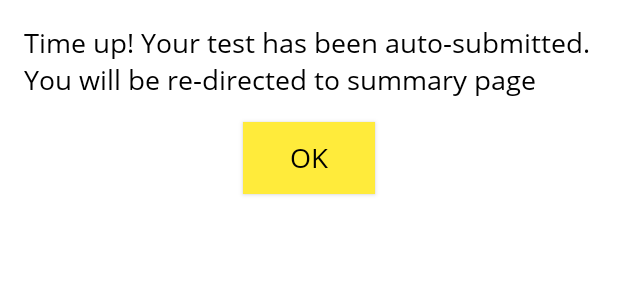
After one commit to rubenquadros/Android-Hilt-example-quiz-app, an Android app: the layout fragment_information_dialog.xml on its own in the app's theme, with its tools: preview values and no code run, on a phone screen of 412 x 824 dp. The commit adds this screen. Shown: the top 300 px of the screen. Run offline under Robolectric (Android 15) with nearby library versions, the phone set to English and light mode, and no system bars.

Commit message:
adding auto submission on time

```diff
--- a/app/src/main/java/com/ruben/funed/utility/ApplicationConstants.kt
+++ b/app/src/main/java/com/ruben/funed/utility/ApplicationConstants.kt
@@ -17,6 +17,7 @@ object ApplicationConstants {
     const val ANSWER_TEXT = "answer_text"
     const val ANSWER_IMAGE = "answer_image"
     const val CONFIRMATION_DIALOG_TAG = "confirmation_dialog"
+    const val INFORMATION_DIALOG_TAG = "information_dialog"
     const val PROVIDER = ".provider"
     const val PICK_IMAGES = "image/*"
     const val RESIZED_IMAGE = "ANSWER_IMG"
--- /dev/null
+++ b/app/src/main/res/layout/fragment_information_dialog.xml
@@ -0,0 +1,39 @@
+<?xml version="1.0" encoding="utf-8"?>
+<androidx.constraintlayout.widget.ConstraintLayout
+    xmlns:android="http://schemas.android.com/apk/res/android"
+    xmlns:tools="http://schemas.android.com/tools"
+    android:layout_width="match_parent"
+    android:layout_height="wrap_content"
+    xmlns:app="http://schemas.android.com/apk/res-auto"
+    tools:context=".presentation.dialogs.InformationDialogFragment">
+
+    <androidx.appcompat.widget.AppCompatTextView
+        android:id="@+id/messageTv"
+        android:layout_width="match_parent"
+        android:layout_height="wrap_content"
+        android:textColor="@color/black"
+        android:textSize="@dimen/all_18sp"
+        android:fontFamily="@font/opensans_regular"
+        android:layout_margin="@dimen/all_16dp"
+        app:layout_constraintTop_toTopOf="parent"
+        app:layout_constraintStart_toStartOf="parent"
+        app:layout_constraintEnd_toEndOf="parent"
+        tools:text="@string/time_up_message"/>
+
+    <androidx.appcompat.widget.AppCompatButton
+        android:id="@+id/button"
+        android:layout_width="wrap_content"
+        android:layout_height="wrap_content"
+        android:background="@color/yellow_500"
+        android:textColor="@color/black"
+        android:textSize="@dimen/all_18sp"
+        android:fontFamily="@font/opensans_regular"
+        android:padding="@dimen/all_8dp"
+        android:layout_margin="@dimen/all_16dp"
+        app:layout_constraintTop_toBottomOf="@+id/messageTv"
+        app:layout_constraintStart_toStartOf="parent"
+        app:layout_constraintEnd_toEndOf="parent"
+        app:layout_constraintBottom_toBottomOf="parent"
+        tools:text="@string/all_ok"/>
+
+</androidx.constraintlayout.widget.ConstraintLayout>
--- a/app/src/main/res/values/strings.xml
+++ b/app/src/main/res/values/strings.xml
@@ -18,6 +18,7 @@
     <string name="permission_gallery_denied">You will not be able to upload picture of your answer from your gallery. You can always go to settings and grant this permission</string>
     <string name="submit_title">Submit?</string>
     <string name="submit_message">Your answers will be submitted. Are you sure you want to proceed?</string>
+    <string name="time_up_message">Time up! Your test has been auto-submitted. You will be re-directed to summary page</string>
     <string name="all_next">Next</string>
     <string name="all_prev">Prev</string>
     <string name="all_subimt">Submit</string>
```
Also changed, not shown: app/src/main/java/com/ruben/funed/presentation/dialogs/InformationDialogFragment.kt (added, +69 -0 lines), app/src/main/java/com/ruben/funed/presentation/test/TestActivity.kt (+17 -4 lines). Lines whose indentation alone changed are shown as unchanged.
